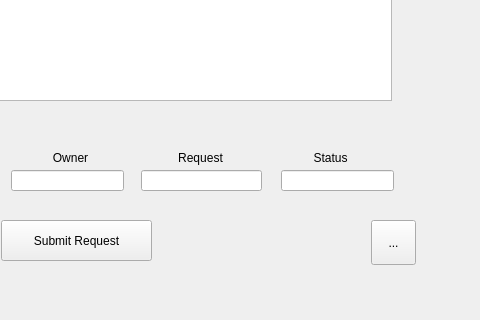
Above: MicroManage/maintenanceform.ui from greg-maceachern12/MicroManage before the change; both pictures show x 349 to 829 and y 270 to 590 of the 829 by 590 pixel window. Below: the same form after it.
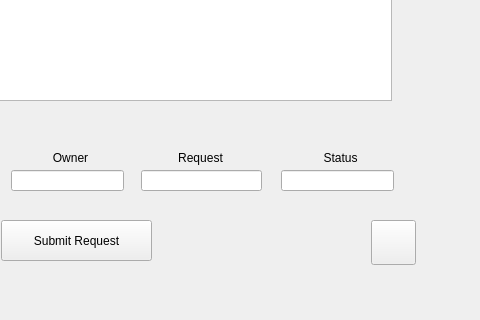
That is the form after the change.

Commit message: Made some UI adjustments to Maintenance.

```diff
--- a/MicroManage/maintenanceform.ui
+++ b/MicroManage/maintenanceform.ui
@@ -136,7 +136,7 @@
    <widget class="QLabel" name="maintenanceStatusLabel">
     <property name="geometry">
      <rect>
-      <x>650</x>
+      <x>660</x>
       <y>420</y>
       <width>59</width>
       <height>16</height>
@@ -220,7 +220,7 @@
     </rect>
    </property>
    <property name="text">
-    <string>...</string>
+    <string/>
    </property>
   </widget>
   <zorder>Maintenance</zorder>
```
Left out of the diff: 4 changed lines with no effect on the pictures. The commit also changes 4 other files.
